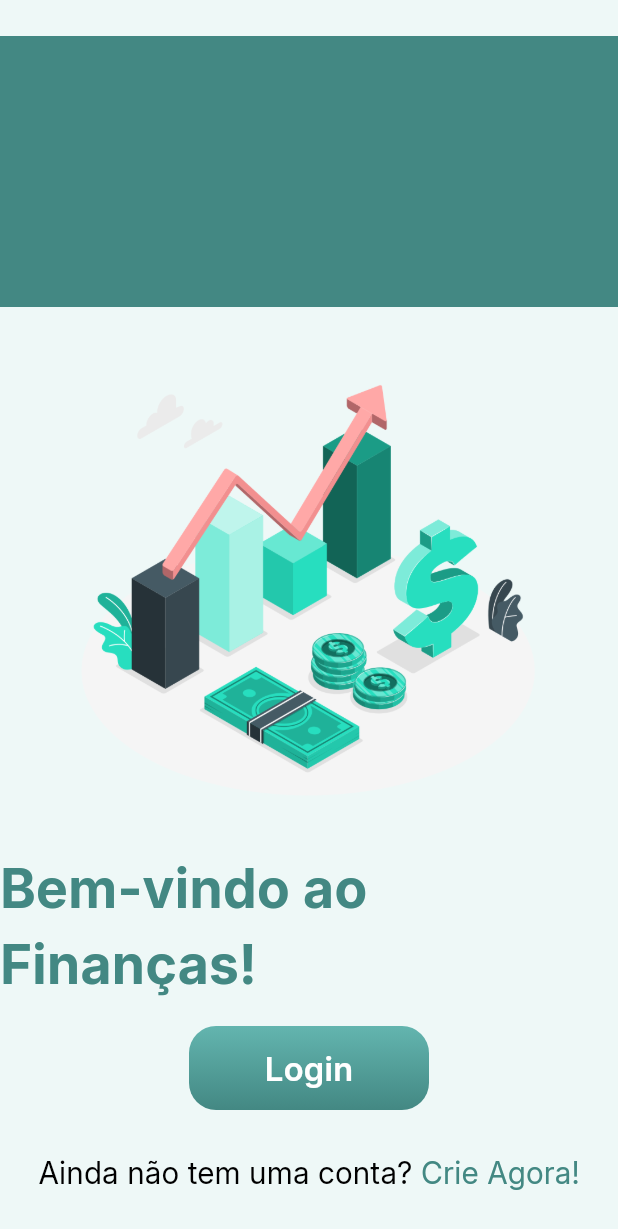
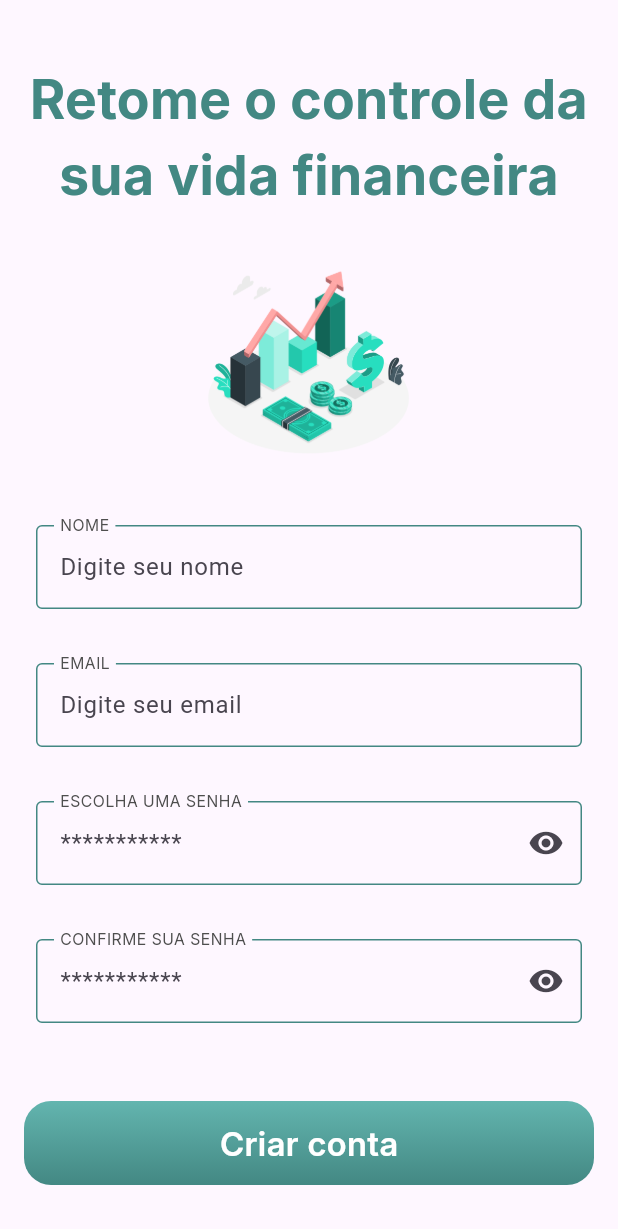
Before and after one commit to annecarv/financas_app, a Flutter app: the screen it shows after launch, on a phone screen of 412 x 824 dp. Shown: the top 1229 px of the screen. Run offline on Flutter 3.47's test engine with Material 3 defaults, Android fonts, the phone set to English and light mode, and no system bars.

Commit message:
implements: front-end

```diff
--- a/lib/app.dart
+++ b/lib/app.dart
@@ -1,5 +1,5 @@
-import 'package:financas_app/features/onboarding/onboarding_page.dart';
-import 'package:financas_app/features/splash/splash_page.dart';
+import 'package:financas_app/common/themes/default_theme.dart';
+import 'package:financas_app/features/sign_up/sign_up_page.dart';
 import 'package:flutter/material.dart';
 
 class App extends StatelessWidget {
@@ -7,9 +7,10 @@ class App extends StatelessWidget {
 
   @override
   Widget build(BuildContext context) {
-    return const MaterialApp(
+    return MaterialApp(
+      theme: defaultTheme,
       debugShowCheckedModeBanner: false,
-      home: OnboardingPage(),
+      home: SignUpPage(),
     );
   }
 }
--- a/lib/common/constants/app_colors.dart
+++ b/lib/common/constants/app_colors.dart
@@ -3,6 +3,9 @@ import 'dart:ui';
 class AppColors {
     AppColors._();
 
+    static const Color blue = Color(0XFF3895F3);
+    static const Color darkgrey = Color.fromARGB(255, 78, 78, 78);
+    static const Color red = Color.fromARGB(255, 213, 0, 0);
     static const Color greenC1 = Color(0xFF63B5AF);
     static const Color greenC2 = Color(0XFF438883);
     static const Color white = Color(0XFFFFFFFF);
--- a/lib/common/constants/app_text_styles.dart
+++ b/lib/common/constants/app_text_styles.dart
@@ -27,4 +27,10 @@ class AppTextStyles {
       fontWeight: FontWeight.w600,
       fontFamily: 'Inter',
   );
+
+  static const TextStyle inputLabelText = TextStyle(
+      fontSize: 14.0,
+      fontWeight: FontWeight.w400,
+      fontFamily: 'Inter',
+  );
 }
--- /dev/null
+++ b/lib/common/themes/default_theme.dart
@@ -0,0 +1,8 @@
+import 'package:flutter/material.dart';
+
+final defaultTheme = ThemeData(
+
+inputDecorationTheme: InputDecorationTheme(
+          focusedBorder:  OutlineInputBorder(borderSide: BorderSide(color: Colors.red)) // aAqui podemos personalizar o tema do app
+        )
+);
--- /dev/null
+++ b/lib/common/widgets/custom_text_form_field.dart
@@ -0,0 +1,111 @@
+import 'package:financas_app/common/constants/app_colors.dart';
+import 'package:financas_app/common/constants/app_text_styles.dart';
+import 'package:flutter/material.dart';
+import 'package:flutter/services.dart';
+
+class CustomTextFormField extends StatefulWidget { //TODO: Diferença entre StatelessWidget e StatefulWidget
+
+  final EdgeInsetsGeometry? padding; //caso fosse EdgeInsetsGeometry? seria nullable
+  final String? hintText;
+  final String? labelText;
+  final String? textCapitalization;
+  final String? errorText;
+  final String? helperText;
+  final TextEditingController? controller;
+  final TextInputType? keyboardType;
+  final int? maxLength;
+  final TextInputAction? textInputAction;
+  final Widget? suffixIcon;
+  final bool? obscureText;
+  final List<TextInputFormatter>? inputFormatters;
+  final FormFieldValidator<String>? validator;
+
+  const CustomTextFormField({
+    Key? key,// super.key,
+    this.padding,
+    this.hintText,
+    this.labelText,
+    this.textCapitalization,
+    this.errorText,
+    this.helperText,
+    this.controller,
+    this.keyboardType,
+    this.maxLength,
+    this.textInputAction,
+    this.suffixIcon,
+    this.obscureText,
+    this.inputFormatters,
+    this.validator,
+  });
+
+
+  @override
+  State<CustomTextFormField> createState() => _CustomTextFormFieldState();
+}
+
+
+class _CustomTextFormFieldState extends State<CustomTextFormField> { // Classe de Estado
+
+  final defaultBorder = const OutlineInputBorder(
+    borderSide: BorderSide(
+      color: AppColors.greenC2,
+    ),
+  );
+
+  String? _helperText;
+
+  @override
+  void initState() { //o primeiro metodo a ser acessado antes de construir um widget, vem antes do build
+    super.initState();
+    _helperText = widget.helperText ?? '';
+  }
+
+  @override
+  Widget build(BuildContext context) {
+    return Padding(
+      //padding:  widget.padding ?? const EdgeInsets.all(18.0), // Caso nulo, por padrao sera 24
+      padding: widget.padding ?? const EdgeInsets.symmetric(
+        horizontal: 24.0,
+        vertical: 18.0,
+      ),
+      child: TextFormField(
+          onChanged: (value) {
+              if (value.length == 1 ) {
+                setState(() {
+                  _helperText = null;
+                });
+              } else if (value.isEmpty) {
+                setState(() {
+                  _helperText = widget.helperText;
+                });
+              }
+          },
+          controller: widget.controller,
+          obscureText:  widget.obscureText ?? false,
+          inputFormatters: widget.inputFormatters,
+          validator: widget.validator,
+          decoration: InputDecoration(
+            helperText: _helperText,
+            hintText: widget.hintText ?? 'Digite aqui',
+            helperMaxLines: 3,
+            labelText: (widget.labelText ?? '').toUpperCase(),
+            suffixIcon: widget.suffixIcon,
+            floatingLabelBehavior: FloatingLabelBehavior.always,
+            labelStyle: AppTextStyles.inputLabelText.copyWith(
+                color: AppColors.darkgrey,
+          ),
+          border: defaultBorder,
+          focusedBorder: defaultBorder,
+          errorBorder: defaultBorder.copyWith(borderSide: BorderSide(
+              color: AppColors.red,
+          )),
+          focusedErrorBorder: defaultBorder.copyWith(borderSide: BorderSide(
+              color: AppColors.red,
+          )),
+          enabledBorder: defaultBorder,
+          disabledBorder: defaultBorder,
+        ),
+      ),
+    );
+  }
+}
--- a/lib/common/widgets/multi_text_button.dart
+++ /dev/null
@@ -1,25 +0,0 @@
-import 'package:flutter/material.dart';
-
-class CustomTextButton extends StatelessWidget {
-
-  final List<Text> texts;
-  final VoidCallback? onPressed;
-
-  const CustomTextButton({
-    Key? key,
-    required this.texts,
-    this.onPressed,
-  }) : super(key: key);
-
-  @override
-  Widget build(BuildContext context) {
-    return TextButton(
-      onPressed: onPressed,
-      child: Row(
-        mainAxisSize: MainAxisSize.min,
-        mainAxisAlignment: MainAxisAlignment.center,
-        children: texts,
-      ),
-    );
-  }
-}
--- /dev/null
+++ b/lib/common/widgets/password_form_field.dart
@@ -0,0 +1,57 @@
+import 'package:financas_app/common/widgets/custom_text_form_field.dart';
+import 'package:flutter/material.dart';
+
+// ignore: must_be_immutable
+class PasswordFormField extends StatefulWidget {
+
+  final TextEditingController? controller;
+  final EdgeInsetsGeometry? padding;
+  final String? hintText;
+  final String? labelText;
+  final String? errorText;
+  final String? helperText;
+  final FormFieldValidator<String>? validator;
+
+  const PasswordFormField({
+    Key? key,//super.key,
+    this.controller,
+    this.padding,
+    this.hintText,
+    this.labelText,
+    this.errorText,
+    this.helperText,
+    this.validator,
+    });
+
+  @override
+  State<PasswordFormField> createState() => _PasswordFormFieldState();
+}
+
+class _PasswordFormFieldState extends State<PasswordFormField> {
+
+  bool isHidden = true;
+
+  @override
+  Widget build(BuildContext context) {
+    return CustomTextFormField(
+      helperText: widget.helperText,
+      validator: widget.validator,
+      obscureText: isHidden,
+      controller: widget.controller,
+      padding: widget.padding,
+      hintText: widget.hintText,
+      labelText: widget.labelText,
+      suffixIcon: InkWell(
+        borderRadius: BorderRadius.circular(23.0),
+        onTap: () {
+          setState(() {
+            isHidden = !isHidden;
+          });
+        },
+        child: Icon(
+            isHidden ? Icons.visibility : Icons.visibility_off
+          ),
+      ),
+    );
+  }
+}
--- a/lib/common/widgets/primary_button.dart
+++ b/lib/common/widgets/primary_button.dart
@@ -1,4 +1,3 @@
-
 import 'package:financas_app/common/constants/app_colors.dart';
 import 'package:financas_app/common/constants/app_text_styles.dart';
 import 'package:flutter/material.dart';
@@ -6,25 +5,26 @@ import 'package:flutter/material.dart';
 class PrimaryButton extends StatelessWidget {
   final VoidCallback? onPressed;
   final String text;
-  final BorderRadius _borderRadius = const BorderRadius.all(Radius.circular(18.0)); //Propriedade privada
+  final BorderRadius _borderRadius = const BorderRadius.all(
+    Radius.circular(18.0),
+  ); //Propriedade privada
 
-  const PrimaryButton({
-    Key? key,
-    this.onPressed,
-    required this.text,
-  }) : super(key: key);
+  const PrimaryButton({Key? key, this.onPressed, required this.text})
+    : super(key: key);
 
   @override
   Widget build(BuildContext context) {
-    return Ink(
+    return Material(
+      child: Ink(
         height: 56.0,
         width: 160.0,
         decoration: BoxDecoration(
           borderRadius: _borderRadius,
-          gradient:LinearGradient(
+          gradient: LinearGradient(
             begin: Alignment.topCenter,
             end: Alignment.bottomCenter,
-            colors: onPressed !=null
+            colors:
+                onPressed != null
                     ? AppColors.greenGradient
                     : AppColors.greyGradient,
           ),
@@ -35,8 +35,7 @@ class PrimaryButton extends StatelessWidget {
           child: Align(
             child: Text(
               text,
-                  style: AppTextStyles.buttonText.copyWith(
-                    color: AppColors.white,
+              style: AppTextStyles.buttonText.copyWith(color: AppColors.white),
             ),
           ),
         ),
--- a/lib/features/onboarding/onboarding_page.dart
+++ b/lib/features/onboarding/onboarding_page.dart
@@ -1,6 +1,5 @@
 import 'package:financas_app/common/constants/app_colors.dart';
 import 'package:financas_app/common/constants/app_text_styles.dart';
-import 'package:financas_app/common/widgets/multi_text_button.dart';
 import 'package:financas_app/common/widgets/primary_button.dart';
 import 'package:flutter/material.dart';
 
@@ -11,18 +10,18 @@ class OnboardingPage extends StatelessWidget {
   Widget build(BuildContext context) {
     return Scaffold(
       backgroundColor: AppColors.iceWhite,
-      body: Align(
-        // padding: const EdgeInsets.all(16.0),
+      body: SafeArea(
         child: Column(
           children: [
             const SizedBox(height: 24.0),
+            /// Cabeçalho verde
             Expanded(
               flex: 1,
               child: Container(
                 color: AppColors.greenC2,
                 child: Center(
                   child: Text(
-                    '',
+                    '', // Texto pode ser adicionado aqui
                     style: AppTextStyles.mediumText.copyWith(
                       color: AppColors.white,
                     ),
@@ -30,6 +29,8 @@ class OnboardingPage extends StatelessWidget {
                 ),
               ),
             ),
+
+            /// Imagem
             Expanded(
               flex: 2,
               child: Container(
@@ -37,39 +38,55 @@ class OnboardingPage extends StatelessWidget {
                 child: Image.asset("assets/images/img_1.png"),
               ),
             ),
+
+            /// Título
             Text(
               'Bem-vindo ao Finanças!',
               style: AppTextStyles.mediumText.copyWith(
                 color: AppColors.greenC2,
               ),
             ),
+
+            /// Botão de login
             Padding(
               padding: const EdgeInsets.all(16.0),
-              child: PrimaryButton(text: 'Login', onPressed: () {}),
+              child: PrimaryButton(
+                text: 'Login',
+                onPressed: () {
+                  // ação de login
+                },
+              ),
             ),
 
-            const SizedBox(height: 2.0),
-
-            CustomTextButton(
-              onPressed: () => {print('oi')},
-              texts: [
+            /// Texto clicável "Crie agora!"
+            Padding(
+              padding: const EdgeInsets.symmetric(horizontal: 16.0),
+              child: Row(
+                mainAxisAlignment: MainAxisAlignment.center,
+                children: [
                   Text(
                     'Ainda não tem uma conta? ',
                     style: AppTextStyles.smallText.copyWith(
                       color: AppColors.black,
                     ),
                   ),
-                Text(
+                  GestureDetector(
+                    onTap: () {
+                      print('Criar conta');
+                    },
+                    child: Text(
                       'Crie Agora!',
                       style: AppTextStyles.smallText.copyWith(
                         color: AppColors.greenC2,
+                        decoration: TextDecoration.underline,
                       ),
                     ),
-              ]
+                  ),
+                ],
+              ),
             ),
 
-            const SizedBox(height: 18.0),
-
+            const SizedBox(height: 16.0),
           ],
         ),
       ),
--- /dev/null
+++ b/lib/features/sign_up/sign_up_page.dart
@@ -0,0 +1,128 @@
+import 'package:financas_app/common/constants/app_colors.dart';
+import 'package:financas_app/common/constants/app_text_styles.dart';
+import 'package:financas_app/common/widgets/custom_text_form_field.dart';
+import 'package:financas_app/common/widgets/password_form_field.dart';
+import 'package:financas_app/common/widgets/primary_button.dart';
+import 'package:flutter/material.dart';
+
+class SignUpPage extends StatefulWidget {
+  const SignUpPage({super.key});
+
+  @override
+  State<SignUpPage> createState() => _SignUpPageState();
+}
+
+class _SignUpPageState extends State<SignUpPage> {
+  final GlobalKey<FormState> _formKey = GlobalKey<FormState>();
+
+  final TextEditingController _nameController = TextEditingController();
+  final TextEditingController _emailController = TextEditingController();
+  final TextEditingController _passwordController = TextEditingController();
+  final TextEditingController _confirmPasswordController = TextEditingController();
+
+  @override
+  Widget build(BuildContext context) {
+    return Scaffold(
+      body: SafeArea(
+        child: SingleChildScrollView(
+          child: Padding(
+            padding: const EdgeInsets.all(16.0),
+            child: Form(
+              key: _formKey,
+              child: Column(
+                crossAxisAlignment: CrossAxisAlignment.stretch,
+                children: [
+                  const SizedBox(height: 24),
+                  Text(
+                    'Retome o controle da sua vida financeira',
+                    textAlign: TextAlign.center,
+                    style: AppTextStyles.mediumText.copyWith(
+                      color: AppColors.greenC2,
+                    ),
+                  ),
+                  const SizedBox(height: 16),
+                  Image.asset(
+                    "assets/images/img_1.png",
+                    height: 160,
+                    fit: BoxFit.contain,
+                  ),
+                  const SizedBox(height: 24),
+                  CustomTextFormField(
+                    padding: const EdgeInsets.all(8.0),
+                    hintText: 'Digite seu nome',
+                    labelText: 'Nome',
+                    errorText: '',
+                    helperText: '',
+                    controller: _nameController,
+                    validator: (value) {
+                      if (value == null || value.isEmpty) {
+                        return 'Por favor, digite seu nome.';
+                      }
+                      return null;
+                    },
+                  ),
+                  CustomTextFormField(
+                    padding: const EdgeInsets.all(8.0),
+                    hintText: 'Digite seu email',
+                    labelText: 'Email',
+                    errorText: '',
+                    helperText: '',
+                    controller: _emailController,
+                    validator: (value) {
+                      if (value == null || value.isEmpty) {
+                        return 'Por favor, digite seu email.';
+                      }
+                      return null;
+                    },
+                  ),
+                  PasswordFormField(
+                    padding: const EdgeInsets.all(8.0),
+                    hintText: '***********',
+                    labelText: 'Escolha uma senha',
+                    errorText: '',
+                    helperText: '',
+                    controller: _passwordController,
+                    validator: (value) {
+                      if (value == null || value.isEmpty || value.length < 6) {
+                        return 'A senha deve ter pelo menos 6 caracteres.';
+                      }
+                      return null;
+                    },
+                  ),
+                  PasswordFormField(
+                    padding: const EdgeInsets.all(8.0),
+                    hintText: '***********',
+                    labelText: 'Confirme sua senha',
+                    errorText: '',
+                    helperText: ' ',
+                    controller: _confirmPasswordController,
+                    validator: (value) {
+                      if (value == null || value.isEmpty) {
+                        return 'Por favor, confirme sua senha.';
+                      }
+                      if (value != _passwordController.text) {
+                        return 'As senhas não coincidem.';
+                      }
+                      return null;
+                    },
+                  ),
+                  const SizedBox(height: 24),
+                  PrimaryButton(
+                    text: 'Criar conta',
+                    onPressed: () {
+                      final valid = _formKey.currentState?.validate() ?? false;
+                      if (valid) {
+                        print('Conta criada com sucesso!');
+                        // Aqui você pode prosseguir com o cadastro
+                      }
+                    },
+                  ),
+                ],
+              ),
+            ),
+          ),
+        ),
+      ),
+    );
+  }
+}
--- a/lib/main.dart
+++ b/lib/main.dart
@@ -1,5 +1,4 @@
-import 'package:financas_app/features/onboarding/onboarding_page.dart';
-import 'package:financas_app/features/splash/splash_page.dart';
+import 'package:financas_app/features/sign_up/sign_up_page.dart';
 import 'package:flutter/material.dart';
 import 'package:financas_app/app.dart';
 
@@ -14,7 +13,7 @@ class MyApp extends StatelessWidget {
   Widget build(BuildContext context) {
     return const MaterialApp(
       debugShowCheckedModeBanner: false,
-      home: OnboardingPage(),
+      home: SignUpPage(),
     );
   }
 }
```
Lines whose indentation alone changed are shown as unchanged.
